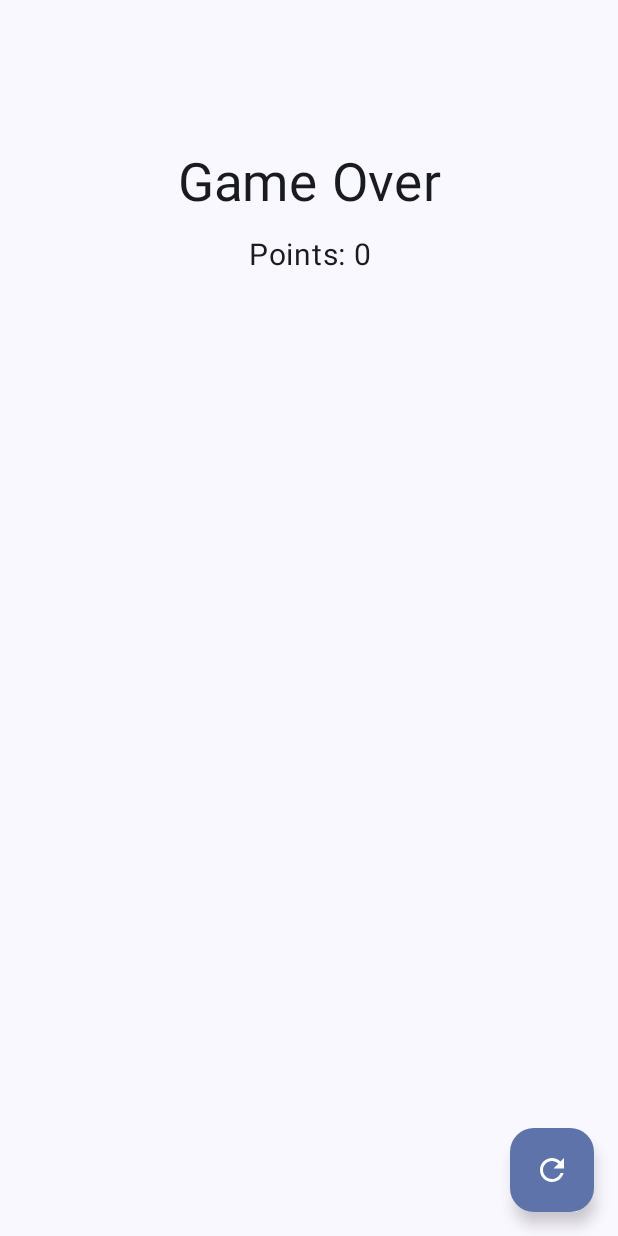
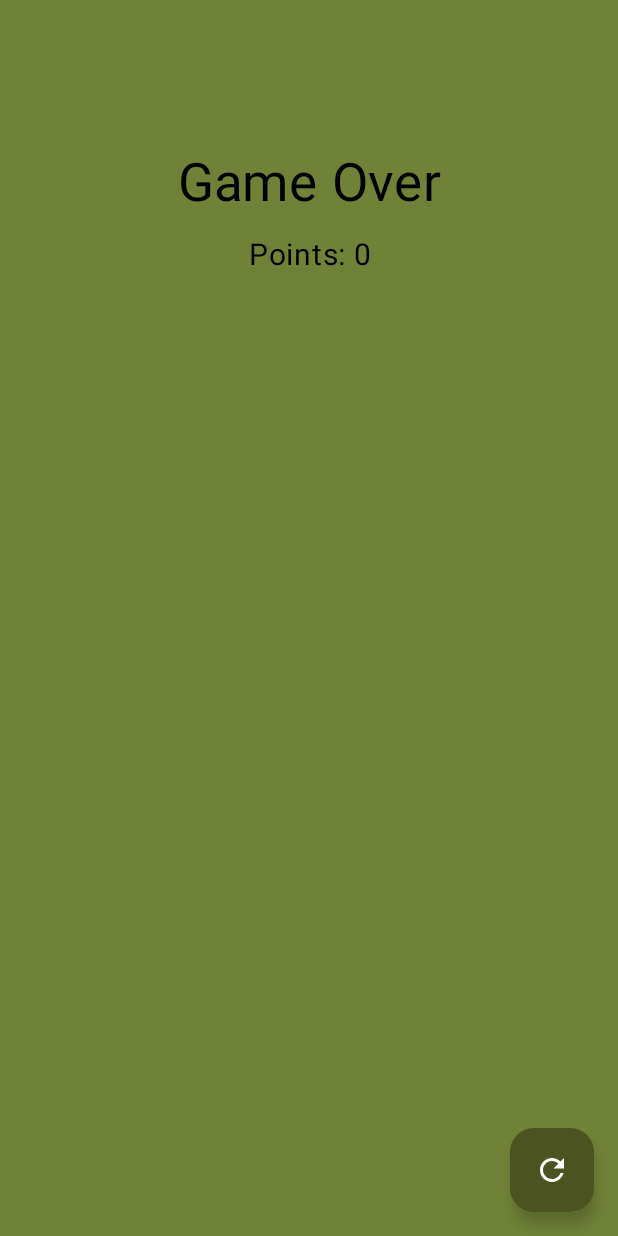
Before and after one commit to WesleyOliveir4/SnakeCompose, an Android app built with Jetpack Compose: the GameOverScreen screen opened through its navigation route, on a phone screen of 412 x 824 dp. Run offline under Robolectric (Android 15) with nearby library versions, the phone set to English and light mode, and no system bars.

Commit message:
refact(design screen): adjust design homeScreen and GameOverScreen

```diff
--- a/app/src/main/java/com/example/snakecompose/ui/feature/gameover/GameOverScreen.kt
+++ b/app/src/main/java/com/example/snakecompose/ui/feature/gameover/GameOverScreen.kt
@@ -1,7 +1,5 @@
 package com.example.snakecompose.ui.feature.gameover
 
-import androidx.activity.compose.setContent
-import androidx.compose.foundation.background
 import androidx.compose.foundation.layout.Column
 import androidx.compose.foundation.layout.consumeWindowInsets
 import androidx.compose.foundation.layout.fillMaxSize
@@ -16,6 +14,8 @@ import androidx.compose.material3.Surface
 import androidx.compose.material3.Text
 import androidx.compose.runtime.Composable
 import androidx.compose.ui.Modifier
+import androidx.compose.ui.graphics.Color
+import androidx.compose.ui.graphics.Color.Companion.White
 import androidx.compose.ui.text.style.TextAlign
 import androidx.compose.ui.tooling.preview.Preview
 import androidx.compose.ui.unit.dp
@@ -30,6 +30,7 @@ fun GameOverScreen(
         SnakeComposeTheme {
             Surface(
                 modifier = Modifier.fillMaxSize(),
+                color = Color(4285563448)
             ) {
                 GameOverContent(score, navigateToGameScreen)
             }
@@ -40,8 +41,11 @@ fun GameOverScreen(
 fun GameOverContent(score: Int,navigateToGameScreen: () -> Unit = {}) {
 
     Scaffold(
+        containerColor = Color.Transparent,
         floatingActionButton = {
             FloatingActionButton(
+                contentColor = White,
+                containerColor = Color(4283126560),
                 onClick = {
                     navigateToGameScreen()
                 }
@@ -85,6 +89,7 @@ fun GameOverPreview(){
     SnakeComposeTheme {
         Surface(
             modifier = Modifier.fillMaxSize(),
+            color = Color(4285563448)
         ){
             GameOverContent(score)
         }
--- a/app/src/main/java/com/example/snakecompose/ui/feature/home/HomeSnakeGame.kt
+++ b/app/src/main/java/com/example/snakecompose/ui/feature/home/HomeSnakeGame.kt
@@ -1,16 +1,17 @@
 package com.example.snakecompose.ui.feature.home
 
 import androidx.compose.foundation.layout.Column
-import androidx.compose.foundation.layout.consumeWindowInsets
 import androidx.compose.foundation.layout.fillMaxSize
 import androidx.compose.foundation.layout.fillMaxWidth
 import androidx.compose.foundation.layout.padding
 import androidx.compose.material3.Button
-import androidx.compose.material3.Scaffold
+import androidx.compose.material3.ButtonColors
 import androidx.compose.material3.Surface
 import androidx.compose.material3.Text
 import androidx.compose.runtime.Composable
 import androidx.compose.ui.Modifier
+import androidx.compose.ui.graphics.Color
+import androidx.compose.ui.graphics.Color.Companion.White
 import androidx.compose.ui.text.style.TextAlign
 import androidx.compose.ui.tooling.preview.Preview
 import androidx.compose.ui.unit.dp
@@ -24,6 +25,7 @@ import com.example.snakecompose.ui.theme.SnakeComposeTheme
         SnakeComposeTheme {
             Surface(
                 modifier = Modifier.fillMaxSize(),
+                color = Color(4285563448)
             ) {
                 HomeSnakeGameContent(navigateToGameScreen)
             }
@@ -33,11 +35,11 @@ import com.example.snakecompose.ui.theme.SnakeComposeTheme
     @Composable
     fun HomeSnakeGameContent(navigateToGameScreen: () -> Unit) {
 
-        Scaffold(){ paddinValues ->
-            Column(
+        val buttonsColor = ButtonColors(Color(4283126560), White, White, White)
+
+         Column(
                 modifier = Modifier
-                    .consumeWindowInsets(paddinValues)
-                    .padding(16.dp)
+                    .padding(16.dp),
             ) {
                 Text(
                     modifier = Modifier.fillMaxWidth()
@@ -51,15 +53,14 @@ import com.example.snakecompose.ui.theme.SnakeComposeTheme
                 Button(
                     modifier = Modifier.fillMaxWidth()
                         .padding(top = 15.dp),
-                    onClick = {
+                    colors = buttonsColor,
+                            onClick = {
                         navigateToGameScreen()
                     }
                 ){
                     Text(text = "Start Game")
                 }
             }
-
-        }
 
     }
 
@@ -71,6 +72,7 @@ import com.example.snakecompose.ui.theme.SnakeComposeTheme
         SnakeComposeTheme {
             Surface(
                 modifier = Modifier.fillMaxSize(),
+                color = Color(4285563448)
             ){
                 HomeSnakeGameScreen()
             }
```
